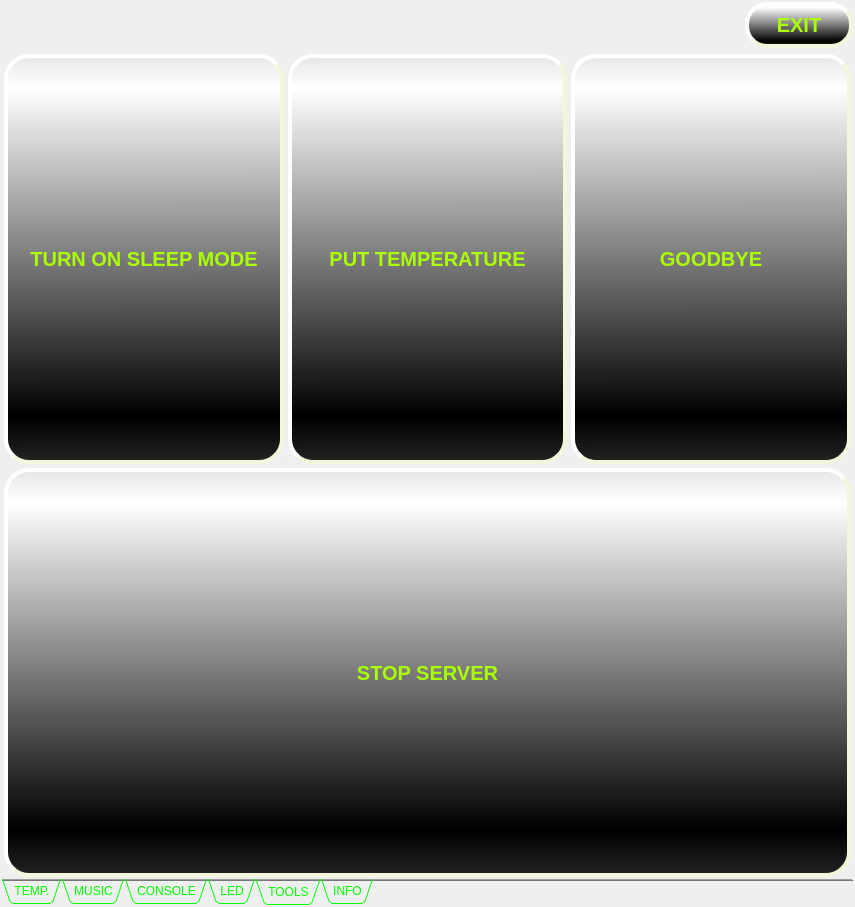
Above: iDom_Client/idom_client.ui from cyniu88/QT_kurs before the change. Below: the same form after it.
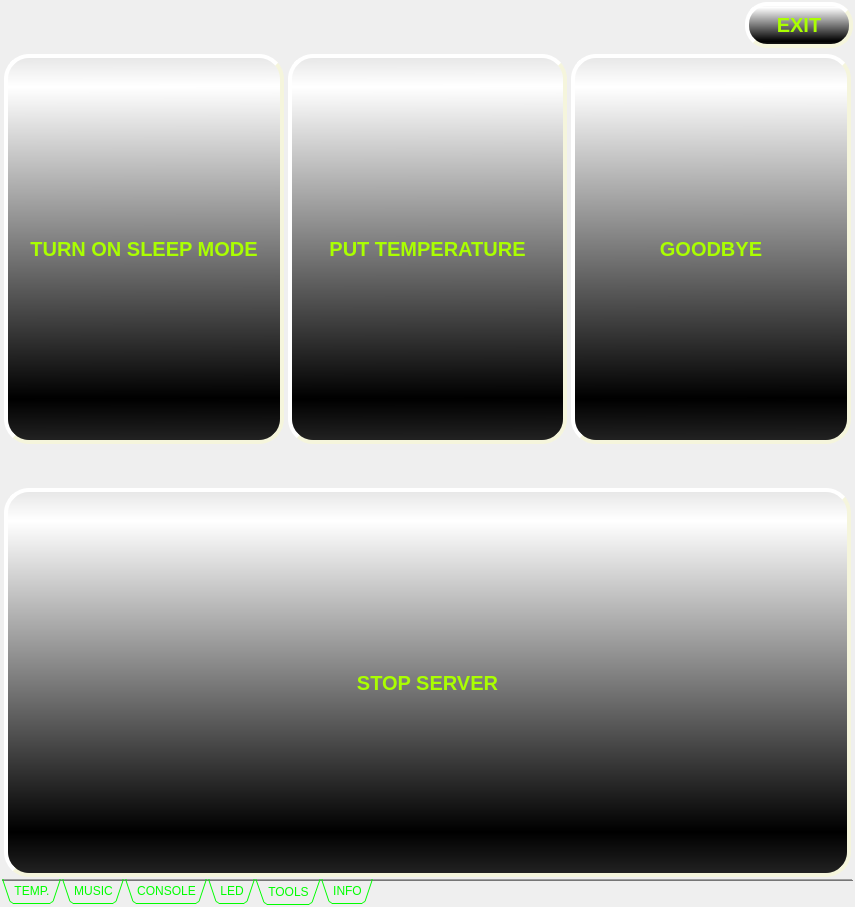
That is the form after the change. The open tabs and pages were chosen to show the change. Icons and pictures are not drawn.

Patch:
```diff
--- a/iDom_Client/idom_client.ui
+++ b/iDom_Client/idom_client.ui
@@ -2160,7 +2160,7 @@
           </item>
          </layout>
         </item>
-        <item row="1" column="0">
+        <item row="2" column="0">
          <layout class="QGridLayout" name="gridLayout_12">
           <item row="0" column="0">
            <widget class="QPushButton" name="stopServerButton">
@@ -2192,6 +2192,22 @@
           </item>
          </layout>
         </item>
+        <item row="1" column="0">
+         <spacer name="verticalSpacer">
+          <property name="orientation">
+           <enum>Qt::Vertical</enum>
+          </property>
+          <property name="sizeType">
+           <enum>QSizePolicy::Fixed</enum>
+          </property>
+          <property name="sizeHint" stdset="0">
+           <size>
+            <width>20</width>
+            <height>40</height>
+           </size>
+          </property>
+         </spacer>
+        </item>
        </layout>
       </widget>
       <widget class="QWidget" name="tab_6">
```
Left out of the diff: 12 changed lines with no effect on the pictures.
